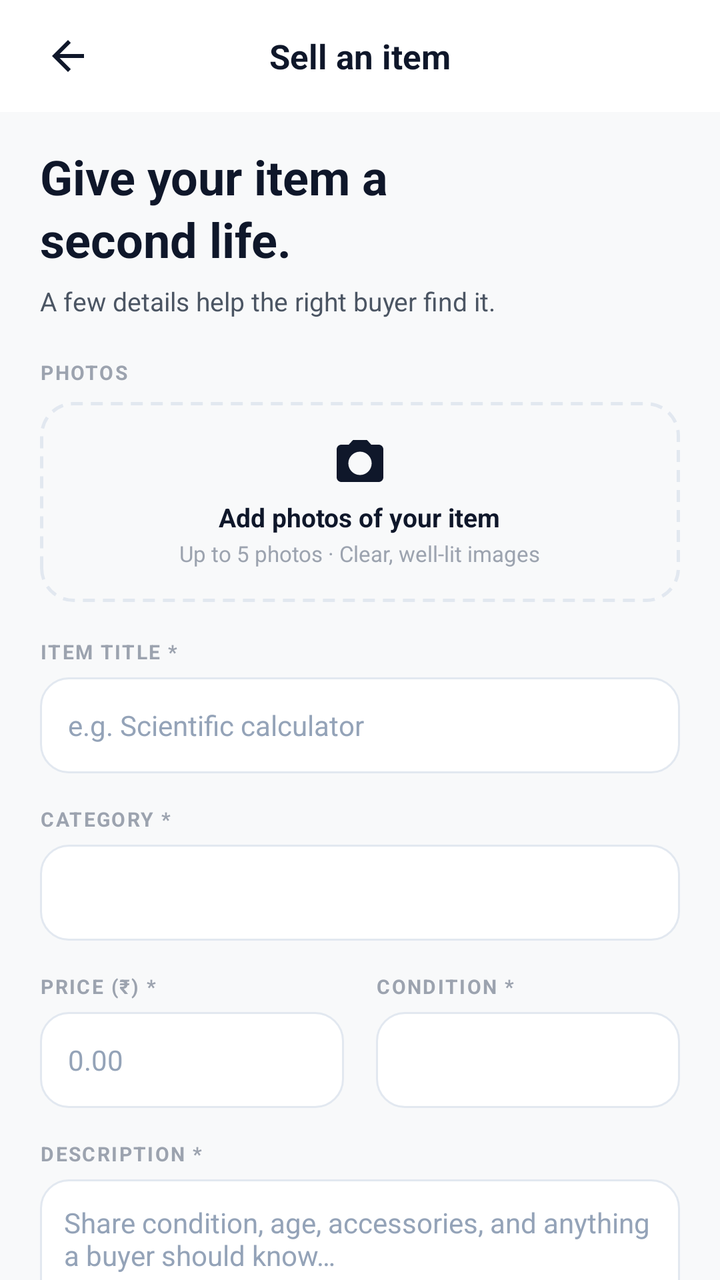
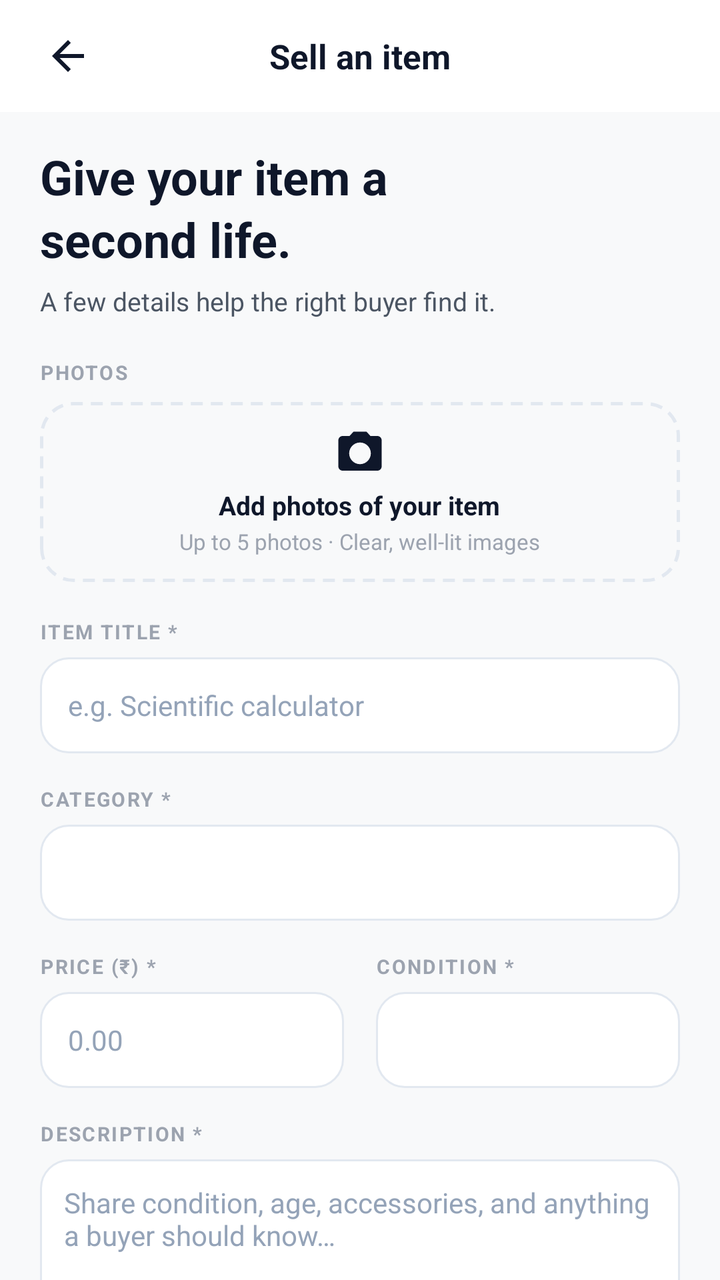

Two renders of the same Android screen: before a commit and after it. Below are the layout's source before the change and the commit's diff.
<!-- AndroidManifest.xml: application theme Theme.NightMarket -->
<!-- res/layout/fragment_add_item.xml -->
<?xml version="1.0" encoding="utf-8"?>
<androidx.core.widget.NestedScrollView
    xmlns:android="http://schemas.android.com/apk/res/android"
    xmlns:app="http://schemas.android.com/apk/res-auto"
    android:layout_width="match_parent"
    android:layout_height="match_parent"
    android:fillViewport="true"
    android:background="@color/nightmarket_background">

    <LinearLayout
        android:layout_width="match_parent"
        android:layout_height="wrap_content"
        android:orientation="vertical"
        android:paddingBottom="36dp">

        
        <RelativeLayout
            android:layout_width="match_parent"
            android:layout_height="56dp"
            android:paddingStart="16dp"
            android:paddingEnd="16dp"
            android:background="@color/white">

            <ImageView
                android:id="@+id/btnAddBack"
                android:layout_width="36dp"
                android:layout_height="36dp"
                android:layout_centerVertical="true"
                android:layout_alignParentStart="true"
                android:padding="6dp"
                android:src="@drawable/ic_arrow_back"
                android:background="?attr/selectableItemBackgroundBorderless"
                android:contentDescription="Back" />

            <TextView
                android:layout_width="wrap_content"
                android:layout_height="wrap_content"
                android:layout_centerInParent="true"
                android:text="Sell an item"
                android:textSize="17sp"
                android:textStyle="bold"
                android:textColor="@color/nightmarket_midnight" />
        </RelativeLayout>

        
        <LinearLayout
            android:layout_width="match_parent"
            android:layout_height="wrap_content"
            android:orientation="vertical"
            android:paddingStart="20dp"
            android:paddingEnd="20dp"
            android:paddingTop="16dp">

            
            <TextView
                android:layout_width="match_parent"
                android:layout_height="wrap_content"
                android:text="Give your item a\nsecond life."
                android:textSize="24sp"
                android:textStyle="bold"
                android:textColor="@color/nightmarket_midnight"
                android:lineSpacingExtra="3dp" />

            <TextView
                android:layout_width="match_parent"
                android:layout_height="wrap_content"
                android:layout_marginTop="6dp"
                android:text="A few details help the right buyer find it."
                android:textSize="13sp"
                android:textColor="@color/nightmarket_text_secondary" />

            
            <TextView
                android:layout_width="wrap_content"
                android:layout_height="wrap_content"
                android:layout_marginTop="20dp"
                android:text="PHOTOS"
                android:textSize="10sp"
                android:textStyle="bold"
                android:letterSpacing="0.08"
                android:textColor="@color/nightmarket_text_muted" />

            <FrameLayout
                android:id="@+id/btnUploadPhoto"
                android:layout_width="match_parent"
                android:layout_height="100dp"
                android:layout_marginTop="8dp"
                android:background="@drawable/bg_dashed_border">

                <LinearLayout
                    android:layout_width="wrap_content"
                    android:layout_height="wrap_content"
                    android:layout_gravity="center"
                    android:gravity="center"
                    android:orientation="vertical">

                    <ImageView
                        android:layout_width="28dp"
                        android:layout_height="28dp"
                        android:src="@drawable/ic_camera"
                        app:tint="@color/nightmarket_midnight"
                        android:contentDescription="Add Photo" />

                    <TextView
                        android:layout_width="wrap_content"
                        android:layout_height="wrap_content"
                        android:layout_marginTop="4dp"
                        android:text="Add photos of your item"
                        android:textSize="13sp"
                        android:textStyle="bold"
                        android:textColor="@color/nightmarket_midnight" />

                    <TextView
                        android:layout_width="wrap_content"
                        android:layout_height="wrap_content"
                        android:layout_marginTop="2dp"
                        android:text="Up to 5 photos · Clear, well-lit images"
                        android:textSize="11sp"
                        android:textColor="@color/nightmarket_text_muted" />
                </LinearLayout>
            </FrameLayout>

            
            <TextView
                android:layout_width="wrap_content"
                android:layout_height="wrap_content"
                android:layout_marginTop="18dp"
                android:text="ITEM TITLE *"
                android:textSize="10sp"
                android:textStyle="bold"
                android:letterSpacing="0.08"
                android:textColor="@color/nightmarket_text_muted" />

            <EditText
                android:id="@+id/etTitle"
                android:layout_width="match_parent"
                android:layout_height="48dp"
                android:layout_marginTop="6dp"
                android:background="@drawable/bg_edit_text"
                android:paddingStart="14dp"
                android:paddingEnd="14dp"
                android:hint="e.g. Scientific calculator"
                android:textColorHint="@color/nightmarket_text_hint"
                android:textColor="@color/nightmarket_text_primary"
                android:textSize="14sp"
                android:singleLine="true" />

            
            <TextView
                android:layout_width="wrap_content"
                android:layout_height="wrap_content"
                android:layout_marginTop="16dp"
                android:text="CATEGORY *"
                android:textSize="10sp"
                android:textStyle="bold"
                android:letterSpacing="0.08"
                android:textColor="@color/nightmarket_text_muted" />

            <Spinner
                android:id="@+id/spinnerCategory"
                android:layout_width="match_parent"
                android:layout_height="48dp"
                android:layout_marginTop="6dp"
                android:background="@drawable/bg_edit_text"
                android:paddingStart="10dp"
                android:paddingEnd="10dp" />

            
            <LinearLayout
                android:layout_width="match_parent"
                android:layout_height="wrap_content"
                android:layout_marginTop="16dp"
                android:orientation="horizontal">

                
                <LinearLayout
                    android:layout_width="0dp"
                    android:layout_height="wrap_content"
                    android:layout_weight="1"
                    android:layout_marginEnd="8dp"
                    android:orientation="vertical">

                    <TextView
                        android:layout_width="wrap_content"
                        android:layout_height="wrap_content"
                        android:text="PRICE (₹) *"
                        android:textSize="10sp"
                        android:textStyle="bold"
                        android:letterSpacing="0.08"
                        android:textColor="@color/nightmarket_text_muted" />

                    <EditText
                        android:id="@+id/etPrice"
                        android:layout_width="match_parent"
                        android:layout_height="48dp"
                        android:layout_marginTop="6dp"
                        android:background="@drawable/bg_edit_text"
                        android:paddingStart="14dp"
                        android:paddingEnd="14dp"
                        android:hint="0.00"
                        android:textColorHint="@color/nightmarket_text_hint"
                        android:textColor="@color/nightmarket_text_primary"
                        android:textSize="14sp"
                        android:inputType="numberDecimal" />
                </LinearLayout>

                
                <LinearLayout
                    android:layout_width="0dp"
                    android:layout_height="wrap_content"
                    android:layout_weight="1"
                    android:layout_marginStart="8dp"
                    android:orientation="vertical">

                    <TextView
                        android:layout_width="wrap_content"
                        android:layout_height="wrap_content"
                        android:text="CONDITION *"
                        android:textSize="10sp"
                        android:textStyle="bold"
                        android:letterSpacing="0.08"
                        android:textColor="@color/nightmarket_text_muted" />

                    <Spinner
                        android:id="@+id/spinnerCondition"
                        android:layout_width="match_parent"
                        android:layout_height="48dp"
                        android:layout_marginTop="6dp"
                        android:background="@drawable/bg_edit_text"
                        android:paddingStart="10dp"
                        android:paddingEnd="10dp" />
                </LinearLayout>
            </LinearLayout>

            
            <TextView
                android:layout_width="wrap_content"
                android:layout_height="wrap_content"
                android:layout_marginTop="16dp"
                android:text="DESCRIPTION *"
                android:textSize="10sp"
                android:textStyle="bold"
                android:letterSpacing="0.08"
                android:textColor="@color/nightmarket_text_muted" />

            <EditText
                android:id="@+id/etDescription"
                android:layout_width="match_parent"
                android:layout_height="96dp"
                android:layout_marginTop="6dp"
                android:background="@drawable/bg_edit_text"
                android:padding="12dp"
                android:gravity="top|start"
                android:hint="Share condition, age, accessories, and anything a buyer should know…"
                android:textColorHint="@color/nightmarket_text_hint"
                android:textColor="@color/nightmarket_text_primary"
                android:textSize="14sp" />

            
            <TextView
                android:layout_width="wrap_content"
                android:layout_height="wrap_content"
                android:layout_marginTop="18dp"
                android:text="YOUR CONTACT DETAILS"
                android:textSize="10sp"
                android:textStyle="bold"
                android:letterSpacing="0.08"
                android:textColor="@color/nightmarket_text_muted" />

            <EditText
                android:id="@+id/etSellerName"
                android:layout_width="match_parent"
                android:layout_height="48dp"
                android:layout_marginTop="6dp"
                android:background="@drawable/bg_edit_text"
                android:paddingStart="14dp"
                android:paddingEnd="14dp"
                android:hint="Your Name (e.g. Aarav Sharma)"
                android:textColorHint="@color/nightmarket_text_hint"
                android:textColor="@color/nightmarket_text_primary"
                android:textSize="14sp"
                android:singleLine="true" />

            <EditText
                android:id="@+id/etSellerPhone"
                android:layout_width="match_parent"
                android:layout_height="48dp"
                android:layout_marginTop="8dp"
                android:background="@drawable/bg_edit_text"
                android:paddingStart="14dp"
                android:paddingEnd="14dp"
                android:hint="Phone number (e.g. 9876543210)"
                android:textColorHint="@color/nightmarket_text_hint"
                android:textColor="@color/nightmarket_text_primary"
                android:textSize="14sp"
                android:inputType="phone"
                android:singleLine="true" />

            <EditText
                android:id="@+id/etSellerEmail"
                android:layout_width="match_parent"
                android:layout_height="48dp"
                android:layout_marginTop="8dp"
                android:background="@drawable/bg_edit_text"
                android:paddingStart="14dp"
                android:paddingEnd="14dp"
                android:hint="Email address (e.g. student@univ.edu)"
                android:textColorHint="@color/nightmarket_text_hint"
                android:textColor="@color/nightmarket_text_primary"
                android:textSize="14sp"
                android:inputType="textEmailAddress"
                android:singleLine="true" />

            <EditText
                android:id="@+id/etMeetupArea"
                android:layout_width="match_parent"
                android:layout_height="48dp"
                android:layout_marginTop="8dp"
                android:background="@drawable/bg_edit_text"
                android:paddingStart="14dp"
                android:paddingEnd="14dp"
                android:hint="Campus meetup spot (e.g. Library Entrance)"
                android:textColorHint="@color/nightmarket_text_hint"
                android:textColor="@color/nightmarket_text_primary"
                android:textSize="14sp"
                android:singleLine="true" />

            
            <CheckBox
                android:id="@+id/cbNegotiable"
                android:layout_width="wrap_content"
                android:layout_height="wrap_content"
                android:layout_marginTop="10dp"
                android:text="Open to offers / negotiable"
                android:textColor="@color/nightmarket_text_secondary"
                android:textSize="13sp" />

            
            <LinearLayout
                android:layout_width="match_parent"
                android:layout_height="wrap_content"
                android:layout_marginTop="16dp"
                android:background="@drawable/bg_badge_mint"
                android:padding="12dp"
                android:orientation="horizontal"
                android:gravity="center_vertical">

                <TextView
                    android:layout_width="wrap_content"
                    android:layout_height="wrap_content"
                    android:text="✓"
                    android:textColor="@color/nightmarket_active_badge"
                    android:textSize="16sp"
                    android:textStyle="bold" />

                <TextView
                    android:layout_width="0dp"
                    android:layout_height="wrap_content"
                    android:layout_weight="1"
                    android:layout_marginStart="8dp"
                    android:text="Meet safely at a public campus spot"
                    android:textSize="12sp"
                    android:textColor="@color/nightmarket_safety_text" />
            </LinearLayout>

            
            <ProgressBar
                android:id="@+id/progressBarAdd"
                android:layout_width="wrap_content"
                android:layout_height="wrap_content"
                android:layout_gravity="center"
                android:layout_marginTop="16dp"
                android:indeterminateTint="@color/nightmarket_midnight"
                android:visibility="gone" />

            
            <Button
                android:id="@+id/btnPublish"
                style="@style/Widget.NightMarket.Button.Primary"
                android:layout_width="match_parent"
                android:layout_height="52dp"
                android:layout_marginTop="18dp"
                android:text="Publish listing →"
                android:textSize="15sp" />

        </LinearLayout>

    </LinearLayout>
</androidx.core.widget.NestedScrollView>
<!-- resources referenced by this layout -->
<resources>
  <color name="nightmarket_active_badge">#059669</color>
  <color name="nightmarket_background">#F8F9FA</color>
  <color name="nightmarket_midnight">#0F172A</color>
  <color name="nightmarket_safety_text">#065F46</color>
  <color name="nightmarket_text_hint">#94A3B8</color>
  <color name="nightmarket_text_muted">#9CA3AF</color>
  <color name="nightmarket_text_primary">#0F172A</color>
  <color name="nightmarket_text_secondary">#4B5563</color>
  <color name="white">#FFFFFF</color>
  <!-- drawable bg_badge_mint (drawable) -->
  <?xml version="1.0" encoding="utf-8"?>
  <shape xmlns:android="http://schemas.android.com/apk/res/android"
      android:shape="rectangle">
      <solid android:color="@color/nightmarket_mint" />
      <corners android:radius="16dp" />
  </shape>
  <!-- drawable bg_dashed_border (drawable) -->
  <?xml version="1.0" encoding="utf-8"?>
  <shape xmlns:android="http://schemas.android.com/apk/res/android"
      android:shape="rectangle">
      <solid android:color="@color/nightmarket_background" />
      <corners android:radius="16dp" />
      <stroke
          android:width="1.5dp"
          android:color="@color/nightmarket_border"
          android:dashWidth="6dp"
          android:dashGap="4dp" />
  </shape>
  <!-- drawable bg_edit_text (drawable) -->
  <?xml version="1.0" encoding="utf-8"?>
  <shape xmlns:android="http://schemas.android.com/apk/res/android"
      android:shape="rectangle">
      <solid android:color="@color/white" />
      <corners android:radius="14dp" />
      <stroke
          android:width="1dp"
          android:color="@color/nightmarket_border" />
  </shape>
  <!-- drawable ic_arrow_back (drawable) -->
  <vector xmlns:android="http://schemas.android.com/apk/res/android"
      android:width="24dp"
      android:height="24dp"
      android:viewportWidth="24"
      android:viewportHeight="24">
    <path
        android:fillColor="#FF0F172A"
        android:pathData="M20,11H7.83l5.59,-5.59L12,4l-8,8 8,8 1.41,-1.41L7.83,13H20v-2z"/>
  </vector>
  <!-- drawable ic_camera (drawable) -->
  <vector xmlns:android="http://schemas.android.com/apk/res/android"
      android:width="24dp"
      android:height="24dp"
      android:viewportWidth="24"
      android:viewportHeight="24">
    <path
        android:fillColor="#FF0F172A"
        android:pathData="M9,2L7.17,4H4c-1.1,0 -2,0.9 -2,2v12c0,1.1 0.9,2 2,2h16c1.1,0 2,-0.9 2,-2V6c0,-1.1 -0.9,-2 -2,-2h-3.17L15,2H9zm3,15c-2.76,0 -5,-2.24 -5,-5s2.24,-5 5,-5 5,2.24 5,5 -2.24,5 -5,5z"/>
  </vector>
  <style name="Widget.NightMarket.Button.Primary" parent="Widget.MaterialComponents.Button">
          <item name="backgroundTint">@color/nightmarket_midnight</item>
          <item name="android:textColor">@color/white</item>
          <item name="android:textAllCaps">false</item>
          <item name="cornerRadius">14dp</item>
          <item name="android:textStyle">bold</item>
          <item name="android:textSize">14sp</item>
      </style>
  <style name="Theme.NightMarket" parent="Theme.MaterialComponents.Light.NoActionBar">
          <item name="colorPrimary">@color/nightmarket_midnight</item>
          <item name="colorPrimaryDark">@color/nightmarket_midnight</item>
          <item name="colorAccent">@color/nightmarket_lime</item>
          <item name="android:statusBarColor">@color/nightmarket_midnight</item>
          <item name="android:navigationBarColor">@color/nightmarket_midnight</item>
          <item name="android:windowBackground">@color/nightmarket_background</item>
          <item name="android:windowLightStatusBar">false</item>
          <item name="android:fontFamily">sans-serif</item>
      </style>
  <color name="nightmarket_mint">#D1FAE5</color>
  <color name="nightmarket_border">#E2E8F0</color>
  <color name="nightmarket_lime">#D2F802</color>
</resources>

<!-- the commit's change to res/layout/fragment_add_item.xml (unified diff, before → after) -->
@@ -83,9 +83,11 @@
             <FrameLayout
                 android:id="@+id/btnUploadPhoto"
                 android:layout_width="match_parent"
-                android:layout_height="100dp"
+                android:layout_height="90dp"
                 android:layout_marginTop="8dp"
-                android:background="@drawable/bg_dashed_border">
+                android:background="@drawable/bg_dashed_border"
+                android:clickable="true"
+                android:focusable="true">
 
                 <LinearLayout
                     android:layout_width="wrap_content"
@@ -95,13 +97,14 @@
                     android:orientation="vertical">
 
                     <ImageView
-                        android:layout_width="28dp"
-                        android:layout_height="28dp"
+                        android:layout_width="26dp"
+                        android:layout_height="26dp"
                         android:src="@drawable/ic_camera"
                         app:tint="@color/nightmarket_midnight"
                         android:contentDescription="Add Photo" />
 
                     <TextView
+                        android:id="@+id/tvUploadButtonText"
                         android:layout_width="wrap_content"
                         android:layout_height="wrap_content"
                         android:layout_marginTop="4dp"
@@ -111,6 +114,7 @@
                         android:textColor="@color/nightmarket_midnight" />
 
                     <TextView
+                        android:id="@+id/tvPhotoCount"
                         android:layout_width="wrap_content"
                         android:layout_height="wrap_content"
                         android:layout_marginTop="2dp"
@@ -119,6 +123,32 @@
                         android:textColor="@color/nightmarket_text_muted" />
                 </LinearLayout>
             </FrameLayout>
+
+            
+            <HorizontalScrollView
+                android:id="@+id/scrollThumbnails"
+                android:layout_width="match_parent"
+                android:layout_height="wrap_content"
+                android:layout_marginTop="10dp"
+                android:visibility="gone"
+                android:scrollbars="none">
+
+                <LinearLayout
+                    android:id="@+id/layoutThumbnails"
+                    android:layout_width="wrap_content"
+                    android:layout_height="wrap_content"
+                    android:orientation="horizontal" />
+            </HorizontalScrollView>
+
+            <TextView
+                android:id="@+id/tvUploadProgress"
+                android:layout_width="match_parent"
+                android:layout_height="wrap_content"
+                android:layout_marginTop="6dp"
+                android:visibility="gone"
+                android:text="Uploading photos to secure storage..."
+                android:textSize="12sp"
+                android:textColor="@color/nightmarket_accent" />
 
             
             <TextView
<!-- resource entries referenced after the edit -->
@@ -1,5 +1,6 @@
 <!-- resources referenced by this layout -->
 <resources>
+  <color name="nightmarket_accent">#6852EC</color>
   <color name="nightmarket_active_badge">#059669</color>
   <color name="nightmarket_background">#F8F9FA</color>
   <color name="nightmarket_midnight">#0F172A</color>
